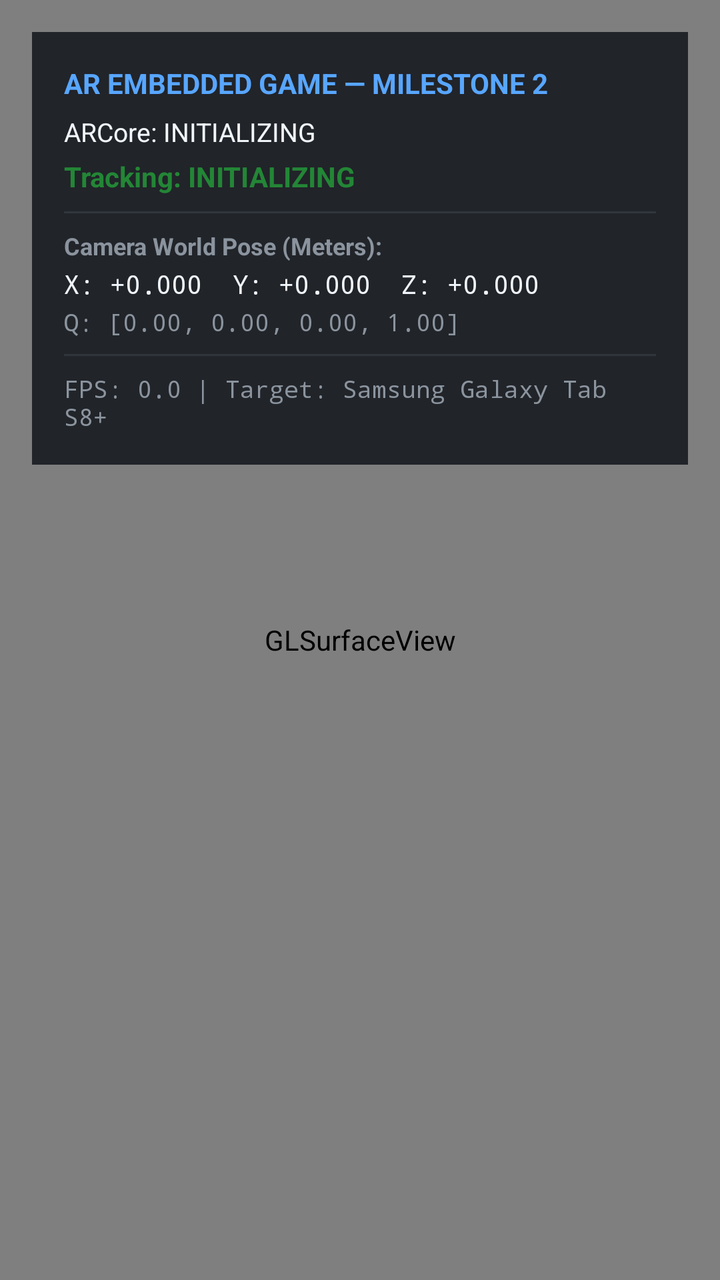
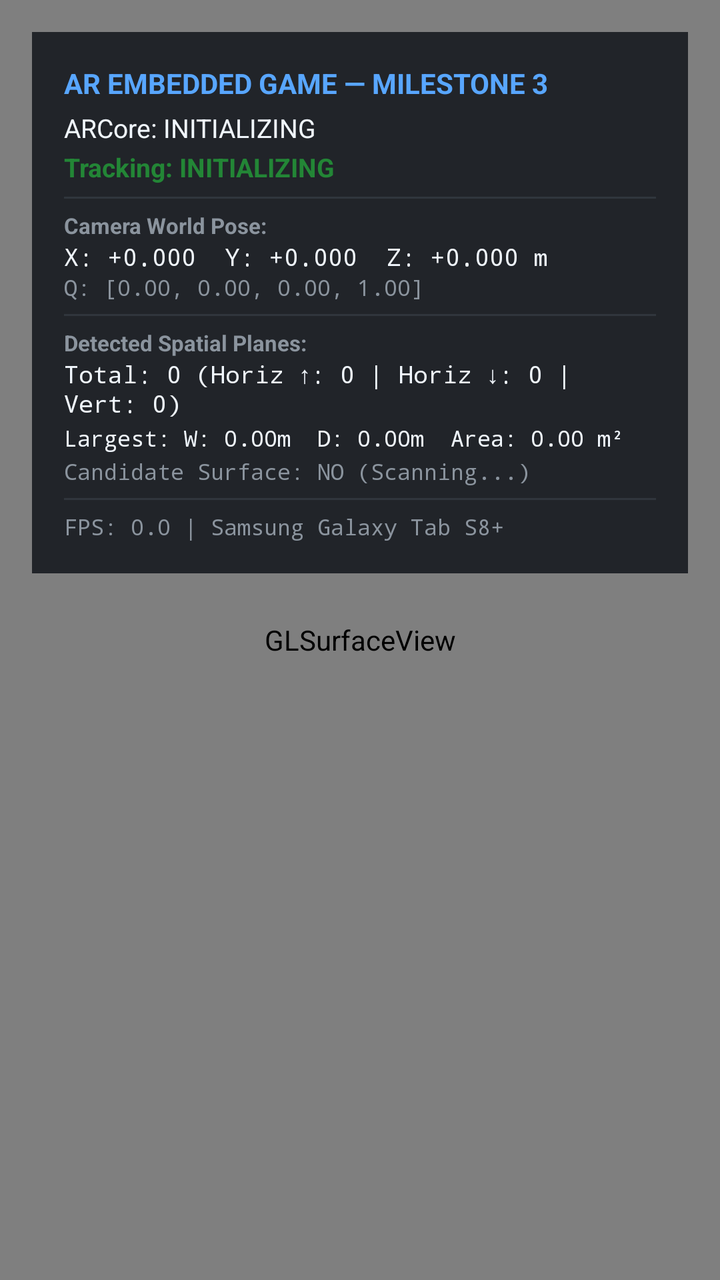

An Android layout rendered at two revisions. The XML below is the earlier revision; the diff shows what the commit changed to produce the second picture.
<!-- AndroidManifest.xml: application theme Theme.ARGame -->
<!-- res/layout/activity_main.xml -->
<?xml version="1.0" encoding="utf-8"?>
<FrameLayout xmlns:android="http://schemas.android.com/apk/res/android"
    android:layout_width="match_parent"
    android:layout_height="match_parent"
    android:background="@color/bg_dark">

    
    <android.opengl.GLSurfaceView
        android:id="@+id/surfaceView"
        android:layout_width="match_parent"
        android:layout_height="match_parent" />

    
    <LinearLayout
        android:id="@+id/diagnosticsCard"
        android:layout_width="wrap_content"
        android:layout_height="wrap_content"
        android:layout_gravity="top|start"
        android:layout_margin="16dp"
        android:background="#D00D1117"
        android:orientation="vertical"
        android:padding="16dp">

        <TextView
            android:id="@+id/tvHeader"
            android:layout_width="wrap_content"
            android:layout_height="wrap_content"
            android:text="AR EMBEDDED GAME — MILESTONE 2"
            android:textColor="@color/accent_cyan"
            android:textSize="14sp"
            android:textStyle="bold" />

        <TextView
            android:id="@+id/tvArcoreStatus"
            android:layout_width="wrap_content"
            android:layout_height="wrap_content"
            android:layout_marginTop="6dp"
            android:text="ARCore: INITIALIZING"
            android:textColor="@color/text_primary"
            android:textSize="13sp" />

        <TextView
            android:id="@+id/tvTrackingStatus"
            android:layout_width="wrap_content"
            android:layout_height="wrap_content"
            android:layout_marginTop="4dp"
            android:text="Tracking: INITIALIZING"
            android:textColor="@color/accent_green"
            android:textSize="14sp"
            android:textStyle="bold" />

        <View
            android:layout_width="match_parent"
            android:layout_height="1dp"
            android:layout_marginTop="8dp"
            android:layout_marginBottom="8dp"
            android:background="#30363D" />

        <TextView
            android:layout_width="wrap_content"
            android:layout_height="wrap_content"
            android:text="Camera World Pose (Meters):"
            android:textColor="@color/text_secondary"
            android:textSize="12sp"
            android:textStyle="bold" />

        <TextView
            android:id="@+id/tvPosePosition"
            android:layout_width="wrap_content"
            android:layout_height="wrap_content"
            android:layout_marginTop="2dp"
            android:fontFamily="monospace"
            android:text="X: +0.000  Y: +0.000  Z: +0.000"
            android:textColor="@color/text_primary"
            android:textSize="13sp" />

        <TextView
            android:id="@+id/tvPoseRotation"
            android:layout_width="wrap_content"
            android:layout_height="wrap_content"
            android:layout_marginTop="2dp"
            android:fontFamily="monospace"
            android:text="Q: [0.00, 0.00, 0.00, 1.00]"
            android:textColor="@color/text_secondary"
            android:textSize="12sp" />

        <View
            android:layout_width="match_parent"
            android:layout_height="1dp"
            android:layout_marginTop="8dp"
            android:layout_marginBottom="8dp"
            android:background="#30363D" />

        <TextView
            android:id="@+id/tvPerformance"
            android:layout_width="wrap_content"
            android:layout_height="wrap_content"
            android:fontFamily="monospace"
            android:text="FPS: 0.0 | Target: Samsung Galaxy Tab S8+"
            android:textColor="@color/text_secondary"
            android:textSize="12sp" />

    </LinearLayout>

    
    <LinearLayout
        android:id="@+id/permissionRationaleContainer"
        android:layout_width="match_parent"
        android:layout_height="match_parent"
        android:background="#F00D1117"
        android:gravity="center"
        android:orientation="vertical"
        android:padding="32dp"
        android:visibility="gone">

        <TextView
            android:layout_width="wrap_content"
            android:layout_height="wrap_content"
            android:gravity="center"
            android:text="Camera Permission Required"
            android:textColor="@color/text_primary"
            android:textSize="22sp"
            android:textStyle="bold" />

        <TextView
            android:layout_width="wrap_content"
            android:layout_height="wrap_content"
            android:layout_marginTop="16dp"
            android:gravity="center"
            android:text="This Embedded Systems AR application requires access to the tablet's camera to perform real-time visual-inertial odometry, surface detection, and spatial tracking."
            android:textColor="@color/text_secondary"
            android:textSize="15sp" />

        <Button
            android:id="@+id/btnGrantPermission"
            android:layout_width="wrap_content"
            android:layout_height="wrap_content"
            android:layout_marginTop="24dp"
            android:backgroundTint="@color/accent_cyan"
            android:text="Grant Camera Permission"
            android:textColor="@color/bg_dark" />

    </LinearLayout>

</FrameLayout>
<!-- resources referenced by this layout -->
<resources>
  <color name="accent_cyan">#FF58A6FF</color>
  <color name="accent_green">#FF238636</color>
  <color name="bg_dark">#FF0D1117</color>
  <color name="text_primary">#FFF0F6FC</color>
  <color name="text_secondary">#FF8B949E</color>
  <style name="Theme.ARGame" parent="Theme.MaterialComponents.DayNight.NoActionBar">
          <item name="colorPrimary">@color/accent_cyan</item>
          <item name="colorPrimaryVariant">@color/purple_700</item>
          <item name="colorOnPrimary">@color/white</item>
          <item name="android:statusBarColor">@color/bg_dark</item>
          <item name="android:windowBackground">@color/bg_dark</item>
      </style>
  <color name="purple_700">#FF3700B3</color>
  <color name="white">#FFFFFFFF</color>
</resources>

<!-- the commit's change to res/layout/activity_main.xml (unified diff, before → after) -->
@@ -25,7 +25,7 @@
             android:id="@+id/tvHeader"
             android:layout_width="wrap_content"
             android:layout_height="wrap_content"
-            android:text="AR EMBEDDED GAME — MILESTONE 2"
+            android:text="AR EMBEDDED GAME — MILESTONE 3"
             android:textColor="@color/accent_cyan"
             android:textSize="14sp"
             android:textStyle="bold" />
@@ -34,7 +34,7 @@
             android:id="@+id/tvArcoreStatus"
             android:layout_width="wrap_content"
             android:layout_height="wrap_content"
-            android:layout_marginTop="6dp"
+            android:layout_marginTop="4dp"
             android:text="ARCore: INITIALIZING"
             android:textColor="@color/text_primary"
             android:textSize="13sp" />
@@ -43,52 +43,95 @@
             android:id="@+id/tvTrackingStatus"
             android:layout_width="wrap_content"
             android:layout_height="wrap_content"
-            android:layout_marginTop="4dp"
+            android:layout_marginTop="2dp"
             android:text="Tracking: INITIALIZING"
             android:textColor="@color/accent_green"
-            android:textSize="14sp"
+            android:textSize="13sp"
             android:textStyle="bold" />
 
         <View
             android:layout_width="match_parent"
             android:layout_height="1dp"
-            android:layout_marginTop="8dp"
-            android:layout_marginBottom="8dp"
+            android:layout_marginTop="6dp"
+            android:layout_marginBottom="6dp"
             android:background="#30363D" />
 
         <TextView
             android:layout_width="wrap_content"
             android:layout_height="wrap_content"
-            android:text="Camera World Pose (Meters):"
+            android:text="Camera World Pose:"
             android:textColor="@color/text_secondary"
-            android:textSize="12sp"
+            android:textSize="11sp"
             android:textStyle="bold" />
 
         <TextView
             android:id="@+id/tvPosePosition"
             android:layout_width="wrap_content"
             android:layout_height="wrap_content"
-            android:layout_marginTop="2dp"
             android:fontFamily="monospace"
-            android:text="X: +0.000  Y: +0.000  Z: +0.000"
+            android:text="X: +0.000  Y: +0.000  Z: +0.000 m"
             android:textColor="@color/text_primary"
-            android:textSize="13sp" />
+            android:textSize="12sp" />
 
         <TextView
             android:id="@+id/tvPoseRotation"
             android:layout_width="wrap_content"
             android:layout_height="wrap_content"
-            android:layout_marginTop="2dp"
             android:fontFamily="monospace"
             android:text="Q: [0.00, 0.00, 0.00, 1.00]"
             android:textColor="@color/text_secondary"
-            android:textSize="12sp" />
+            android:textSize="11sp" />
 
         <View
             android:layout_width="match_parent"
             android:layout_height="1dp"
-            android:layout_marginTop="8dp"
-            android:layout_marginBottom="8dp"
+            android:layout_marginTop="6dp"
+            android:layout_marginBottom="6dp"
+            android:background="#30363D" />
+
+        
+        <TextView
+            android:layout_width="wrap_content"
+            android:layout_height="wrap_content"
+            android:text="Detected Spatial Planes:"
+            android:textColor="@color/text_secondary"
+            android:textSize="11sp"
+            android:textStyle="bold" />
+
+        <TextView
+            android:id="@+id/tvPlanesSummary"
+            android:layout_width="wrap_content"
+            android:layout_height="wrap_content"
+            android:fontFamily="monospace"
+            android:text="Total: 0 (Horiz ↑: 0 | Horiz ↓: 0 | Vert: 0)"
+            android:textColor="@color/text_primary"
+            android:textSize="12sp" />
+
+        <TextView
+            android:id="@+id/tvLargestPlane"
+            android:layout_width="wrap_content"
+            android:layout_height="wrap_content"
+            android:layout_marginTop="2dp"
+            android:fontFamily="monospace"
+            android:text="Largest: W: 0.00m  D: 0.00m  Area: 0.00 m²"
+            android:textColor="@color/text_primary"
+            android:textSize="11sp" />
+
+        <TextView
+            android:id="@+id/tvCandidateFloor"
+            android:layout_width="wrap_content"
+            android:layout_height="wrap_content"
+            android:layout_marginTop="2dp"
+            android:fontFamily="monospace"
+            android:text="Candidate Surface: NO (Scanning...)"
+            android:textColor="@color/text_secondary"
+            android:textSize="11sp" />
+
+        <View
+            android:layout_width="match_parent"
+            android:layout_height="1dp"
+            android:layout_marginTop="6dp"
+            android:layout_marginBottom="6dp"
             android:background="#30363D" />
 
         <TextView
@@ -96,9 +139,9 @@
             android:layout_width="wrap_content"
             android:layout_height="wrap_content"
             android:fontFamily="monospace"
-            android:text="FPS: 0.0 | Target: Samsung Galaxy Tab S8+"
+            android:text="FPS: 0.0 | Samsung Galaxy Tab S8+"
             android:textColor="@color/text_secondary"
-            android:textSize="12sp" />
+            android:textSize="11sp" />
 
     </LinearLayout>
 
